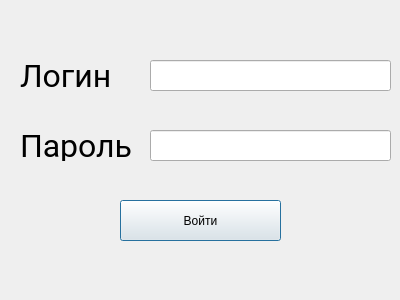
This is login_dialog.ui in Surrender2k/PyQt6_kinopoisk as Qt 5 draws it before an edit. The edited form follows.
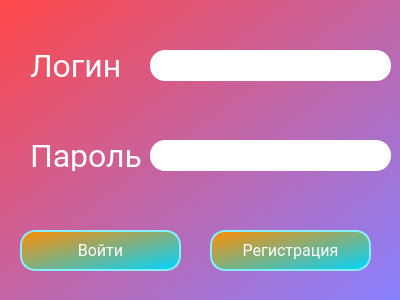
This is the edited form.

Diff of the .ui file:
```diff
--- a/login_dialog.ui
+++ b/login_dialog.ui
@@ -10,15 +10,67 @@
     <height>300</height>
    </rect>
   </property>
+  <property name="minimumSize">
+   <size>
+    <width>400</width>
+    <height>300</height>
+   </size>
+  </property>
+  <property name="maximumSize">
+   <size>
+    <width>400</width>
+    <height>300</height>
+   </size>
+  </property>
   <property name="windowTitle">
    <string>Dialog</string>
   </property>
+  <widget class="QWidget" name="widget" native="true">
+   <property name="geometry">
+    <rect>
+     <x>0</x>
+     <y>0</y>
+     <width>400</width>
+     <height>300</height>
+    </rect>
+   </property>
+   <property name="styleSheet">
+    <string notr="true">QWidget#widget{
+	background-color: qlineargradient(spread:pad, x1:0, y1:0, x2:1, y2:1, stop:0 rgba(255, 72, 72, 255), stop:1 rgba(136, 129, 255, 255));
+}
+
+QPushButton{
+	
+	background-color: qlineargradient(spread:pad, x1:0, y1:0, x2:1, y2:1, stop:0 rgba(255, 140, 0, 255), stop:1 rgba(0, 212, 255, 255));
+	border: 2px solid #85efff;
+	border-radius: 15px;	
+	color: rgb(255, 255, 255);
+	font-family: roboto;
+	font-size: 16px;
+}
+
+QPushButton:hover{
+	background-color: qlineargradient(spread:pad, x1:0, y1:0, x2:1, y2:1, stop:0 rgba(0, 255, 115, 255), stop:1 rgba(184, 255, 73, 255));
+	border: 2px solid #90ff94;
+}
+
+QLabel{
+	color: rgb(255, 255, 255);
+}
+
+QLineEdit{
+	border-radius: 15px;
+	font-family: roboto;
+	font-size: 20px;
+}
+</string>
+   </property>
   <widget class="QLabel" name="label">
    <property name="geometry">
     <rect>
-     <x>20</x>
-     <y>60</y>
-     <width>121</width>
+      <x>30</x>
+      <y>50</y>
+      <width>101</width>
      <height>31</height>
     </rect>
    </property>
@@ -35,8 +87,8 @@
   <widget class="QLabel" name="label_2">
    <property name="geometry">
     <rect>
-     <x>20</x>
-     <y>130</y>
+      <x>30</x>
+      <y>140</y>
      <width>121</width>
      <height>31</height>
     </rect>
@@ -51,53 +103,79 @@
     <string>Пароль</string>
    </property>
   </widget>
-  <widget class="QLineEdit" name="loginEdit">
-   <property name="geometry">
-    <rect>
-     <x>150</x>
-     <y>60</y>
-     <width>241</width>
-     <height>31</height>
-    </rect>
-   </property>
-   <property name="font">
-    <font>
-     <family>Roboto</family>
-     <pointsize>16</pointsize>
-    </font>
-   </property>
-  </widget>
   <widget class="QLineEdit" name="passEdit">
    <property name="geometry">
     <rect>
      <x>150</x>
-     <y>130</y>
+      <y>140</y>
      <width>241</width>
      <height>31</height>
     </rect>
    </property>
    <property name="font">
     <font>
-     <family>Roboto</family>
-     <pointsize>16</pointsize>
+      <family>roboto</family>
+      <pointsize>-1</pointsize>
     </font>
    </property>
    <property name="echoMode">
     <enum>QLineEdit::Password</enum>
    </property>
   </widget>
+   <widget class="QLineEdit" name="loginEdit">
+    <property name="geometry">
+     <rect>
+      <x>150</x>
+      <y>50</y>
+      <width>241</width>
+      <height>31</height>
+     </rect>
+    </property>
+    <property name="font">
+     <font>
+      <family>roboto</family>
+      <pointsize>-1</pointsize>
+     </font>
+    </property>
+   </widget>
   <widget class="QPushButton" name="logButton">
    <property name="geometry">
     <rect>
-     <x>120</x>
-     <y>200</y>
+      <x>20</x>
+      <y>230</y>
      <width>161</width>
      <height>41</height>
     </rect>
    </property>
+    <property name="font">
+     <font>
+      <family>roboto</family>
+      <pointsize>-1</pointsize>
+     </font>
+    </property>
    <property name="text">
     <string>Войти</string>
    </property>
+   </widget>
+   <widget class="QPushButton" name="regButton">
+    <property name="geometry">
+     <rect>
+      <x>210</x>
+      <y>230</y>
+      <width>161</width>
+      <height>41</height>
+     </rect>
+    </property>
+    <property name="font">
+     <font>
+      <family>roboto</family>
+      <pointsize>-1</pointsize>
+     </font>
+    </property>
+    <property name="text">
+     <string>Регистрация</string>
+    </property>
+   </widget>
   </widget>
  </widget>
  <resources/>
```
Lines whose indentation alone changed are shown as unchanged.
